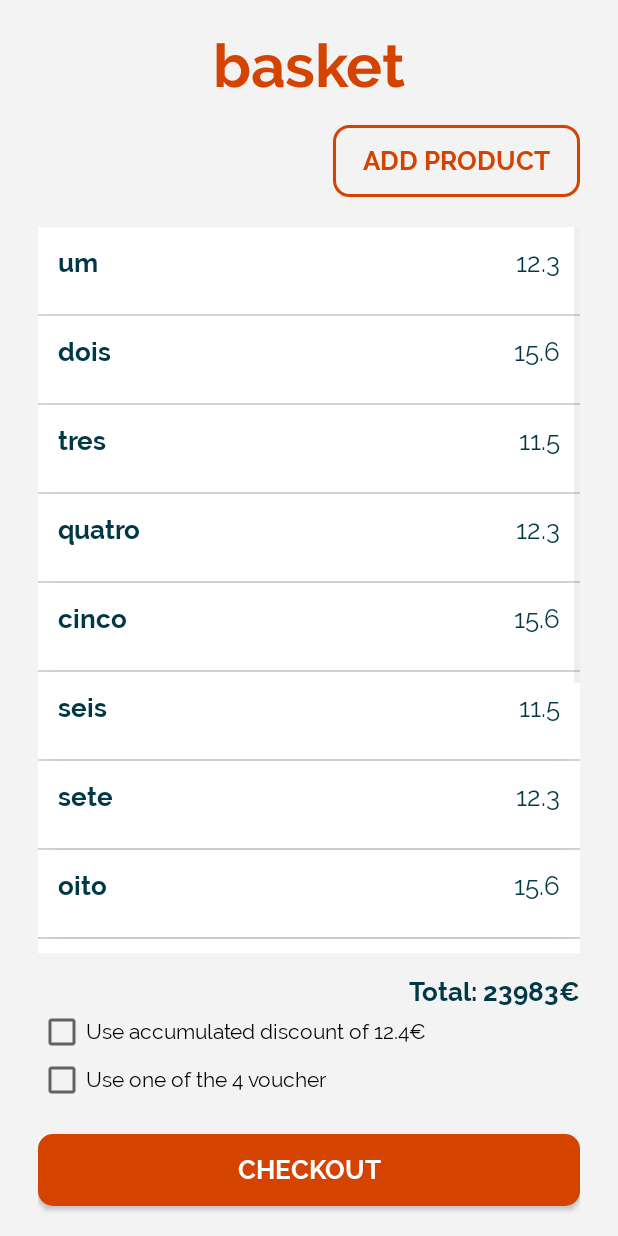
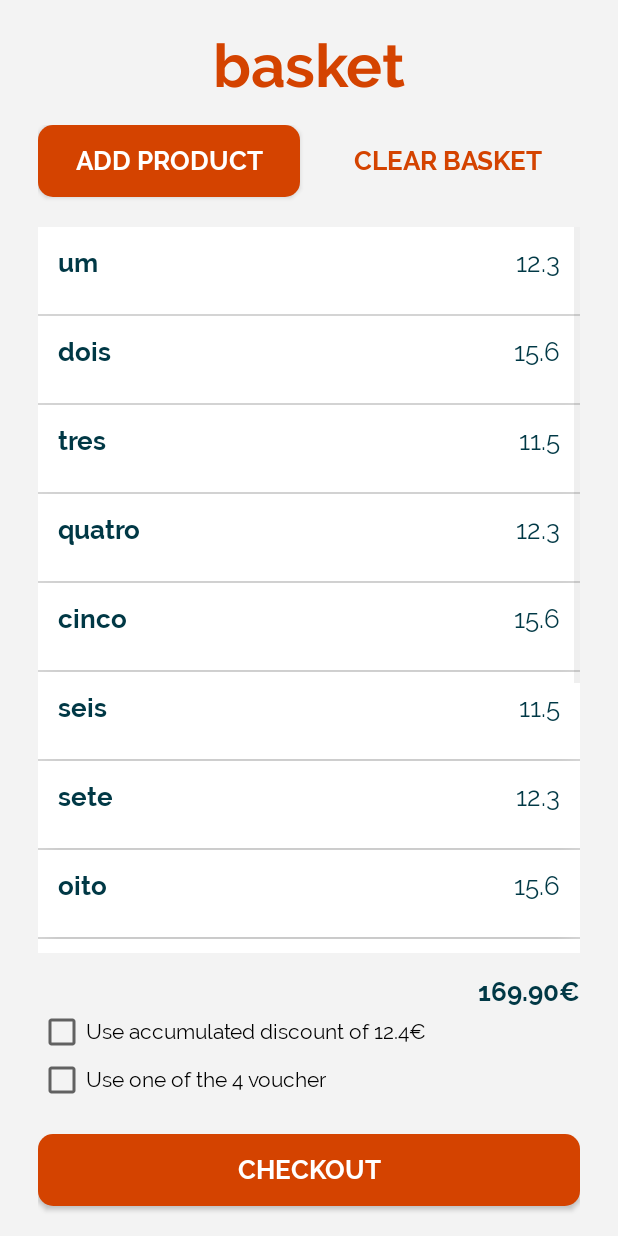
Before and after one commit to BeeMargarida/CMOV-FEUP, an Android app: the BasketActivity screen opened directly, with no data from a screen before it, on a phone screen of 412 x 824 dp. Run offline under Robolectric (Android 15) with nearby library versions, the phone set to English and light mode, and no system bars.

Commit message:
Clear Basket

```diff
--- a/Mobile/app/src/main/java/feup/cmov/mobile/BasketActivity.java
+++ b/Mobile/app/src/main/java/feup/cmov/mobile/BasketActivity.java
@@ -35,21 +35,22 @@ public class BasketActivity extends AppCompatActivity {
 
         //TODO: Chamada a API para atualizar preferencias (n vouchers, dicounts)
 
+        //Update display values
         try {
             setBasket();
+            setTotal();
             setVouchersSize();
+            setDiscount();
         } catch (JSONException e) {
             e.printStackTrace();
         }
-        setDiscount();
-
 
         Button addProductButton = findViewById(R.id.addProductButton);
         addProductButton.setOnClickListener(new View.OnClickListener() {
             @Override
             public void onClick(View v) {
                 //TODO: Ler QRCode
-                //TODO: Mostrar info do produto
+                //TODO: Mostrar info do produto (?)
                 //TODO: Adicionar à lista de produtos
                 //TODO: Atualizar soma total
             }
@@ -60,10 +61,31 @@ public class BasketActivity extends AppCompatActivity {
         checkoutButton.setOnClickListener(new View.OnClickListener() {
             @Override
             public void onClick(View v) {
-                //TODO: Verificar se quer discount
-                //TODO: Verificar se quer voucher
+                CheckBox checkboxDiscount = (CheckBox)findViewById(R.id.checkbox_discount);
+                CheckBox checkboxVouchers = (CheckBox)findViewById(R.id.checkbox_vouchers);
+                Boolean useDiscount = checkboxDiscount.isChecked();
+                Boolean useVouchers = checkboxVouchers.isChecked();
+
+
                 //TODO: Criar QRCode
                 //TODO: Atualizar preferencias (n vouchers, discount)
+            }
+        });
+
+        Button clearBasketButton = findViewById(R.id.clearBasketButton);
+        clearBasketButton.setOnClickListener(new View.OnClickListener() {
+
+            @Override
+            public void onClick(View v) {
+
+                Preferences preferences = new Preferences(context);
+                ArrayList <Product> basket = new ArrayList();
+                preferences.saveBasket(basket);
+                try {
+                    setBasket();
+                } catch (JSONException e) {
+                    e.printStackTrace();
+                }
             }
         });
     }
@@ -77,6 +99,17 @@ public class BasketActivity extends AppCompatActivity {
         ListView listView=(ListView)findViewById(R.id.list);
         BasketAdapter adapter = new BasketAdapter(basketP,getApplicationContext());
         listView.setAdapter(adapter);
+    }
+
+    private void setTotal() throws JSONException {
+        Preferences preferences = new Preferences(context);
+        ArrayList<Product> basketP = preferences.getBasket();
+        float total = 0;
+        for (int i = 0; i < basketP.size(); i++){
+            total = total + basketP.get(i).getPrice();
+        }
+        TextView textviewTotal = findViewById(R.id.textview_total);
+        textviewTotal.setText(String.format ("%.2f", total)+"€");
     }
 
     private void setDiscount(){
--- a/Mobile/app/src/main/java/feup/cmov/mobile/HistoryActivity.java
+++ b/Mobile/app/src/main/java/feup/cmov/mobile/HistoryActivity.java
@@ -30,13 +30,15 @@ public class HistoryActivity extends AppCompatActivity {
 
         //TODO: Chamada a API para atualizar preferencias (n vouchers, dicounts)
 
-        setDiscount();
         try {
+            setDiscount();
             setVouchersSize();
         } catch (JSONException e) {
             e.printStackTrace();
         }
+
         //TODO: Chamada à API para obter as transferencias
+        //TODO: Set history
     }
 
     private void setVouchersSize() throws JSONException {
--- a/Mobile/app/src/main/res/layout/activity_basket.xml
+++ b/Mobile/app/src/main/res/layout/activity_basket.xml
@@ -20,21 +20,46 @@
         android:textSize="40sp"
         android:layout_marginBottom="15dp"/>
 
+    <LinearLayout
+        android:layout_width="match_parent"
+        android:layout_height="wrap_content"
+        android:weightSum="2">
+
         <Button
             android:id="@+id/addProductButton"
             style="@android:style/Widget.Button.Inset"
             android:layout_width="wrap_content"
             android:paddingRight="20dp"
             android:paddingLeft="20dp"
-        android:layout_gravity="right"
             android:layout_height="wrap_content"
             android:layout_marginBottom="20dp"
-        android:background="@drawable/secondary_button"
+            android:background="@drawable/primary_button"
             android:fontFamily="@font/raleway_bold"
             android:text="ADD PRODUCT"
+            android:textColor="@color/colorWhite"
+            android:foreground="?android:attr/selectableItemBackground"
+            android:textSize="17dp"
+            android:layout_marginRight="5dp"
+            android:layout_weight="1"/>
+
+        <Button
+            android:id="@+id/clearBasketButton"
+            style="?android:attr/borderlessButtonStyle"
+            android:layout_width="wrap_content"
+            android:paddingRight="20dp"
+            android:paddingLeft="20dp"
+            android:layout_height="wrap_content"
+            android:layout_marginBottom="20dp"
+            android:background="@color/colorGrey"
+            android:fontFamily="@font/raleway_bold"
+            android:text="CLEAR BASKET"
             android:textColor="@color/colorOrange"
+            android:textSize="17dp"
+            android:layout_marginLeft="5dp"
             android:foreground="?android:attr/selectableItemBackground"
-        android:textSize="17dp"/>
+            android:layout_weight="1"/>
+
+    </LinearLayout>
 
     <ListView
         android:id="@+id/list"
@@ -45,6 +70,7 @@
 
 
     <TextView
+        android:id="@+id/textview_total"
         android:layout_width="wrap_content"
         android:layout_height="wrap_content"
         android:layout_gravity="right"
```
Lines whose indentation alone changed are shown as unchanged.
